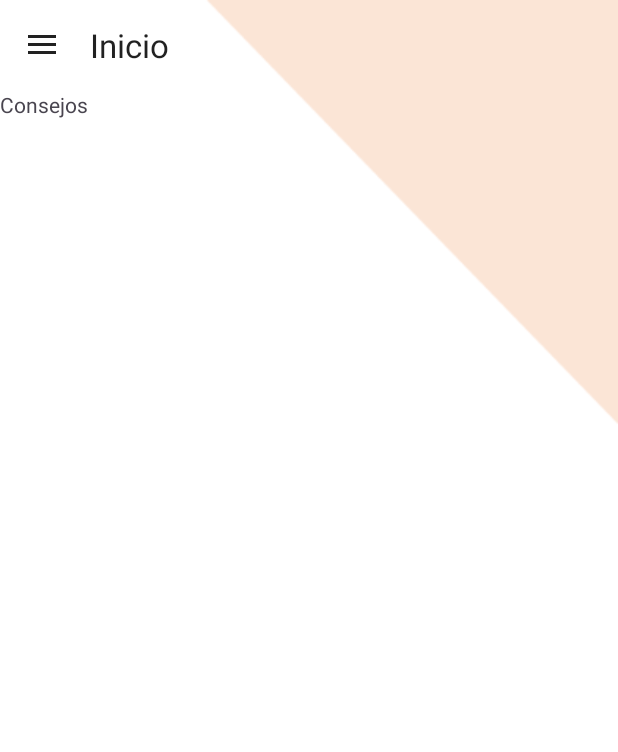
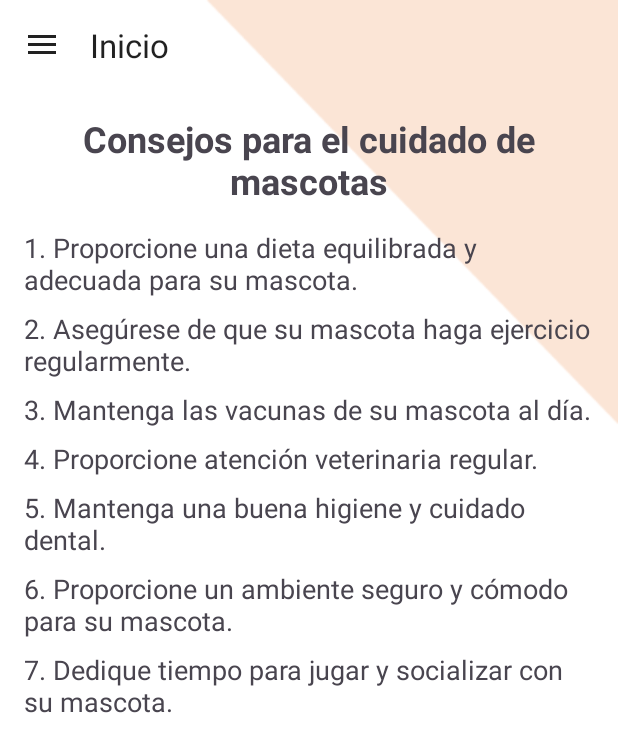
Before and after one commit to quiquermn/PetCarePro, an Android app: the fragment ConsejosFragment placed in its activity, on a phone screen of 412 x 824 dp. Shown: the top 752 px of the screen. Run offline under Robolectric (Android 15) with nearby library versions, the phone set to English and light mode, and no system bars; 2 statements that could not run were skipped.

Commit message:
Añadida la página de consejos

```diff
--- a/app/src/main/res/layout/fragment_consejos.xml
+++ b/app/src/main/res/layout/fragment_consejos.xml
@@ -5,10 +5,70 @@
     android:layout_height="match_parent"
     tools:context=".ConsejosFragment">
 
-    <!-- TODO: Update blank fragment layout -->
-    <TextView
+    <LinearLayout
         android:layout_width="match_parent"
         android:layout_height="match_parent"
-        android:text="Consejos" />
+        android:orientation="vertical"
+        android:padding="16dp">
+
+        <TextView
+            android:layout_width="match_parent"
+            android:layout_height="wrap_content"
+            android:gravity="center"
+            android:paddingBottom="16dp"
+            android:text="Consejos para el cuidado de mascotas"
+            android:textSize="24sp"
+            android:textStyle="bold" />
+
+        <TextView
+            android:layout_width="match_parent"
+            android:layout_height="wrap_content"
+            android:paddingBottom="8dp"
+            android:text="1. Proporcione una dieta equilibrada y adecuada para su mascota."
+            android:textSize="18sp" />
+
+        <TextView
+            android:layout_width="match_parent"
+            android:layout_height="wrap_content"
+            android:paddingBottom="8dp"
+            android:text="2. Asegúrese de que su mascota haga ejercicio regularmente."
+            android:textSize="18sp" />
+
+        <TextView
+            android:layout_width="match_parent"
+            android:layout_height="wrap_content"
+            android:paddingBottom="8dp"
+            android:text="3. Mantenga las vacunas de su mascota al día."
+            android:textSize="18sp" />
+
+        <TextView
+            android:layout_width="match_parent"
+            android:layout_height="wrap_content"
+            android:paddingBottom="8dp"
+            android:text="4. Proporcione atención veterinaria regular."
+            android:textSize="18sp" />
+
+        <TextView
+            android:layout_width="match_parent"
+            android:layout_height="wrap_content"
+            android:paddingBottom="8dp"
+            android:text="5. Mantenga una buena higiene y cuidado dental."
+            android:textSize="18sp" />
+
+        <TextView
+            android:layout_width="match_parent"
+            android:layout_height="wrap_content"
+            android:paddingBottom="8dp"
+            android:text="6. Proporcione un ambiente seguro y cómodo para su mascota."
+            android:textSize="18sp" />
+
+        <TextView
+            android:layout_width="match_parent"
+            android:layout_height="wrap_content"
+            android:paddingBottom="8dp"
+            android:text="7. Dedique tiempo para jugar y socializar con su mascota."
+            android:textSize="18sp" />
+
+    </LinearLayout>
 
 </FrameLayout>
```
